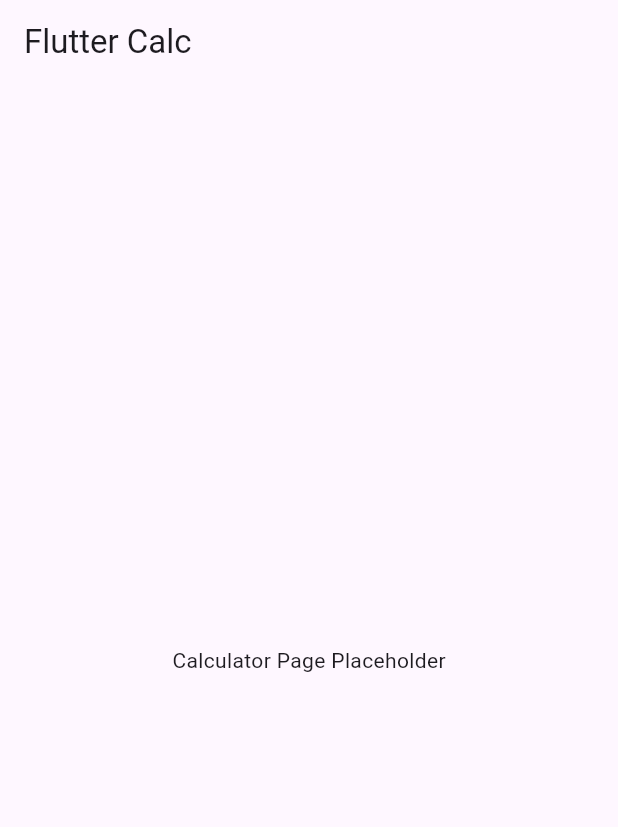
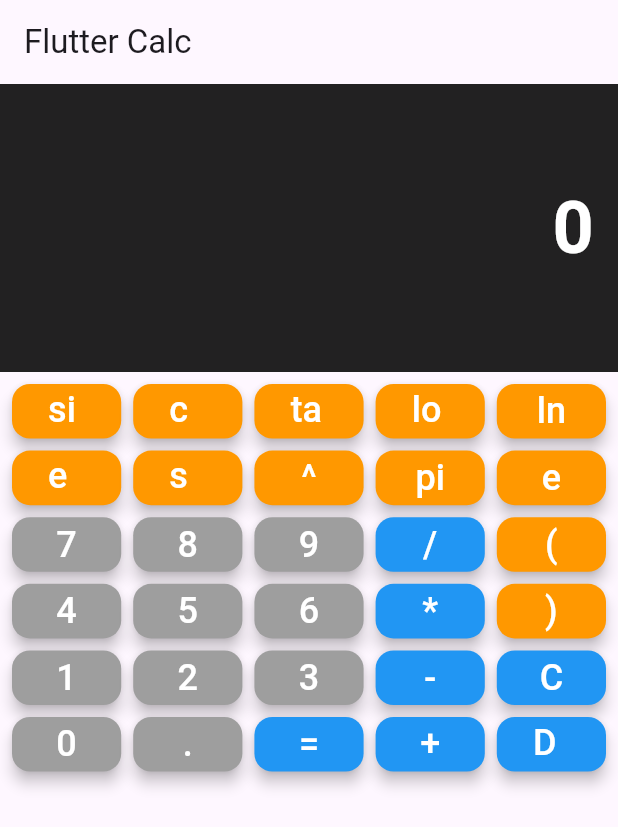
Before and after one commit to Jeremy-Mossa/flutter_calc, a Flutter app: the screen it shows after launch, on a phone screen of 412 x 824 dp. Shown: the top 827 px of the screen. Run offline on Flutter 3.47's test engine with Material 3 defaults, Android fonts, the phone set to English and light mode, and no system bars.

Commit message:
Basically painting the app, coding a very basic viewing window and some buttons, with no logic yet. Getting a feel for how to layout the app for now.

```diff
--- a/lib/calculator_page.dart
+++ b/lib/calculator_page.dart
@@ -8,13 +8,89 @@ class CalculatorPage extends StatefulWidget {
 }
 
 class _CalculatorPageState extends State<CalculatorPage> {
+  String _displayText = '0';  // Placeholder for display
+
+  // List of all button labels (scientific layout: 5 columns, ~7 rows)
+  final List<String> _buttons = [
+    'sin', 'cos', 'tan', 'log', 'ln',
+    'exp', 'sqrt', '^', 'pi', 'e',
+    '7', '8', '9', '/', '(',
+    '4', '5', '6', '*', ')',
+    '1', '2', '3', '-', 'C',
+    '0', '.', '=', '+', 'DEL',
+    // Add more if needed, e.g., 'asin', 'acos' in extra rows
+  ];
+
   @override
   Widget build(BuildContext context) {
     return Scaffold(
-      // Cannot use keyword const on AppBar, error
       appBar: AppBar(title: const Text('Flutter Calc')),
-      body: const Center(
-        child: const Text('Calculator Page Placeholder'),
+      body: Column(
+        children: [
+          // Display area (unchanged from last step)
+          Expanded(
+            flex: 1,
+            child: Container(
+              alignment: Alignment.centerRight,
+              padding: const EdgeInsets.all(16),
+              color: Colors.black87,
+              child: Text(
+                _displayText,
+                style: const TextStyle(
+                  fontSize: 48,
+                  fontWeight: FontWeight.bold,
+                  color: Colors.white,
+                ),
+              ),
+            ),
+          ),
+          // Keypad grid (new: buttons laid out)
+          Expanded(
+            flex: 3,
+            child: GridView.builder(
+              padding: const EdgeInsets.all(8),  // Outer spacing
+              gridDelegate: const SliverGridDelegateWithFixedCrossAxisCount(
+                crossAxisCount: 5,  // 5 buttons per row
+                childAspectRatio: 2,  // Wider buttons (adjust for square: 1)
+                crossAxisSpacing: 8,  // Space between columns
+                mainAxisSpacing: 8,  // Space between rows
+              ),
+              itemCount: _buttons.length,  // Number of buttons
+              itemBuilder: (context, index) {
+                final label = _buttons[index];
+                return _buildButton(label);  // Helper method below builds each button
+              },
+            ),
+          ),
+        ],
+      ),
+    );
+  }
+
+  // Helper to build styled buttons (UI-only)
+  Widget _buildButton(String label) {
+    Color bgColor;
+    if (RegExp(r'[0-9\.]').hasMatch(label)) {
+      bgColor = Colors.grey;  // Numbers: Gray
+    } else if (['+', '-', '*', '/', '=', 'C', 'DEL'].contains(label)) {
+      bgColor = Colors.blue;  // Ops: Blue
+    } else {
+      bgColor = Colors.orange;  // Scientific: Orange
+    }
+
+    return ElevatedButton(
+      onPressed: () {
+        // UI-only: Print to console for now (see in terminal when clicked)
+        print('Button pressed: $label');
+      },
+      style: ElevatedButton.styleFrom(
+        backgroundColor: bgColor,  // Set color
+        shape: RoundedRectangleBorder(borderRadius: BorderRadius.circular(12)),  // Rounded corners
+        elevation: 4,  // Shadow for depth
+      ),
+      child: Text(
+        label,
+        style: const TextStyle(fontSize: 24, color: Colors.white),  // White text, large
       ),
     );
   }
```
